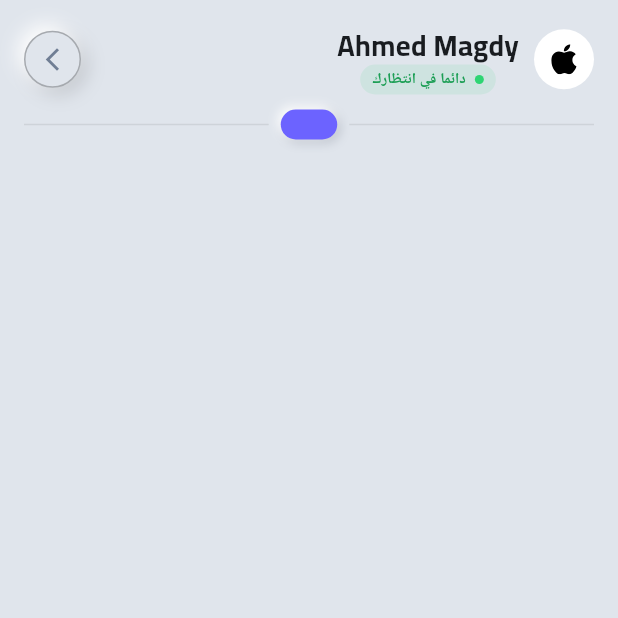
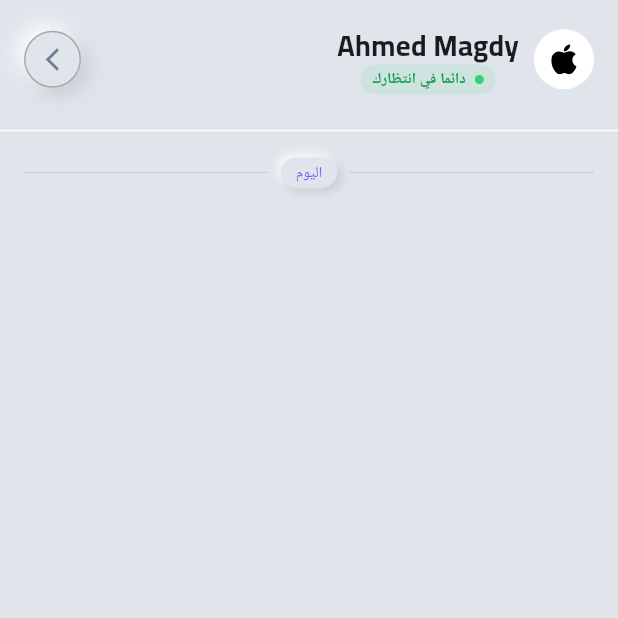
Before and after one commit to AhmedMagdy-10/widget_space, a Flutter app: the ChatScreenView screen opened directly, on a phone screen of 412 x 824 dp, the top half of it. Run offline on Flutter 3.47's test engine with Material 3 defaults, Android fonts, the phone set to English and light mode, and no system bars; drawn by our look-alikes of flutter_animate; our stand-ins replace cloud_firestore, dartz, device_preview, firebase_auth, firebase_core, flutter_bloc and 8 more; missing offline and left inert: flutter_facebook_auth; accounts and stored records are empty; Roboto replaces fonts that are missing (Tajawal); statements that could not run were skipped.

Commit message:
appear butto bar in chat screen

```diff
--- a/lib/core/widgets/custom_icons_shape.dart
+++ b/lib/core/widgets/custom_icons_shape.dart
@@ -2,8 +2,9 @@ import 'package:flutter/material.dart';
 import 'package:widget_space/core/utils/app_colors.dart';
 
 class CustomIconShape extends StatelessWidget {
-  const CustomIconShape({super.key, required this.icon});
+  const CustomIconShape({super.key, required this.icon, required this.onTap});
   final IconData icon;
+ final void Function() onTap;
   @override
   Widget build(BuildContext context) {
     return Container(
@@ -26,10 +27,13 @@ class CustomIconShape extends StatelessWidget {
         ],
       ),
 
-      child: CircleAvatar(
-        radius: 18,
-        backgroundColor: Colors.transparent,
-        child: Icon(icon, size: 18, color: AppColors.seconderyColor),
+      child: GestureDetector(
+        onTap: ,
+        child: CircleAvatar(
+          radius: 18,
+          backgroundColor: Colors.transparent,
+          child: Icon(icon, size: 18, color: AppColors.seconderyColor),
+        ),
       ),
     );
   }
--- a/lib/feature/chat/Ui/widgets/chat_screen_view_body.dart
+++ b/lib/feature/chat/Ui/widgets/chat_screen_view_body.dart
@@ -9,20 +9,31 @@ class ChatScreenViewBody extends StatelessWidget {
   @override
   Widget build(BuildContext context) {
     return SafeArea(
-      child: Padding(
-        padding: EdgeInsetsGeometry.all(16),
-        child: Column(
-          children: [
-            Row(
+      child: Column(
+        children: [
+          Padding(
+            padding: const EdgeInsets.all(16),
+            child: Row(
               mainAxisAlignment: MainAxisAlignment.spaceBetween,
               children: [
                 UserConnectStatusHeader(),
-                CustomIconShape(icon: Icons.arrow_forward_ios_outlined),
+                CustomIconShape(
+                  icon: Icons.arrow_forward_ios_outlined,
+
+                  onTap: () {
+                    Navigator.pop(context);
+                  },
+                ),
               ],
             ),
-            DateDivider(label: 'اليوم'),
-          ],
-        ),
+          ),
+          Divider(color: Colors.white),
+
+          Padding(
+            padding: const EdgeInsets.only(bottom: 8, left: 16, right: 16),
+            child: DateDivider(label: 'اليوم'),
+          ),
+        ],
       ),
     );
   }
--- a/lib/feature/chat/Ui/widgets/date_divider.dart
+++ b/lib/feature/chat/Ui/widgets/date_divider.dart
@@ -17,7 +17,7 @@ class DateDivider extends StatelessWidget {
         Container(
           padding: const EdgeInsets.symmetric(horizontal: 10, vertical: 3),
           decoration: BoxDecoration(
-            color: AppColors.lightseconderyColor,
+            color: AppColors.primaryColor,
             borderRadius: BorderRadius.circular(10),
             boxShadow: const [
               BoxShadow(
--- a/lib/feature/home/Ui/views/home_view.dart
+++ b/lib/feature/home/Ui/views/home_view.dart
@@ -51,7 +51,7 @@ class HomeView extends StatelessWidget {
           ),
         ],
 
-        title: CustomIconShape(icon: Icons.notifications_active),
+        title: CustomIconShape(icon: Icons.notifications_active, onTap: () {}),
       ),
       body: HomeViewBody(),
     );
```
Also changed, not shown: lib/feature/home/Ui/views/main_view.dart (+10 -7 lines).
